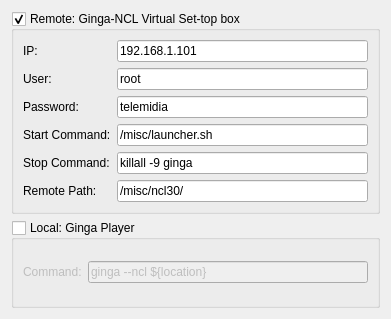
Before: the Qt Designer form composer-gui/ui/RunGingaConfig.ui in TeleMidia/nclcomposer, drawn with Qt 5.
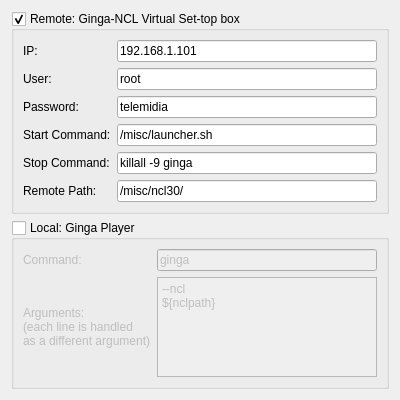
After: the same form once the commit is applied.

Commit message:
[gui] maint: Run Local/Remote player.
* src/ComposerMainWindow.cpp: Likewise. This commit is related to #169 and
  #309.
* src/RunGingaConfig.cpp: Likewise.
* ui/PreferencesDialog.ui: Likewise.
* ui/RunGingaConfig.ui: Likewise.

What changed in the file:
```diff
--- a/composer-gui/ui/RunGingaConfig.ui
+++ b/composer-gui/ui/RunGingaConfig.ui
@@ -6,8 +6,8 @@
    <rect>
     <x>0</x>
     <y>0</y>
-    <width>391</width>
-    <height>319</height>
+    <width>400</width>
+    <height>400</height>
    </rect>
   </property>
   <property name="focusPolicy">
@@ -162,7 +162,24 @@
         <item row="0" column="1">
          <widget class="QLineEdit" name="lineEdit_local_command">
           <property name="text">
-           <string>ginga --ncl ${location}</string>
+           <string>ginga</string>
+          </property>
+         </widget>
+        </item>
+        <item row="1" column="0">
+         <widget class="QLabel" name="label_local_Args">
+          <property name="text">
+           <string>Arguments: 
+(each line is handled 
+as a different argument)</string>
+          </property>
+         </widget>
+        </item>
+        <item row="1" column="1">
+         <widget class="QPlainTextEdit" name="plainTextEdit_local_Args">
+          <property name="plainText">
+           <string>--ncl
+${nclpath}</string>
           </property>
          </widget>
         </item>
```
Left out of the diff: 2 changed lines with no effect on the pictures. The commit also changes 3 other files.
